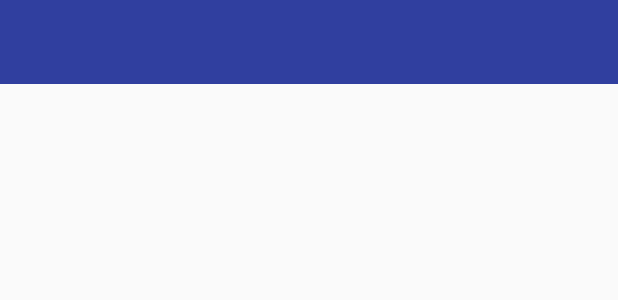
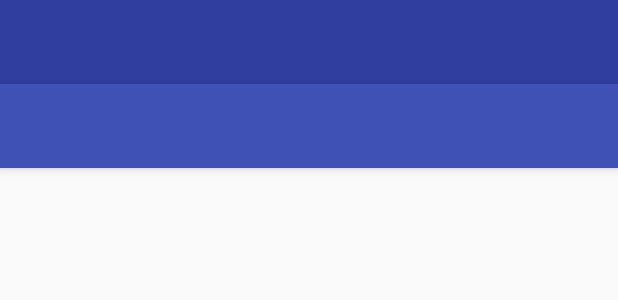
Before and after one commit to koitim/Matricula, an Android app: the layout activity_main.xml on its own in the app's theme, with its tools: preview values and no code run, on a phone screen of 412 x 824 dp. Shown: the top 300 px of the screen. Run offline under Robolectric (Android 15) with nearby library versions, the phone set to English and light mode, and no system bars.

Commit message:
Pronto 2016/12/12 16:35

```diff
--- a/app/src/main/java/br/unifor/matricula/matricula/Principal.java
+++ b/app/src/main/java/br/unifor/matricula/matricula/Principal.java
@@ -8,6 +8,7 @@ import android.support.design.widget.NavigationView;
 import android.support.v4.view.GravityCompat;
 import android.support.v4.widget.DrawerLayout;
 import android.support.v7.app.AlertDialog;
+import android.support.v7.widget.Toolbar;
 import android.view.MenuItem;
 import android.widget.TextView;
 
@@ -40,6 +41,9 @@ public class Principal extends BaseActivity
   protected void onCreate(Bundle savedInstanceState) {
     super.onCreate(savedInstanceState);
     setContentView(R.layout.activity_main);
+
+    Toolbar toolbar = (Toolbar) findViewById(R.id.toolbar);
+    toolbar.setTitle(getString(R.string.app_name));
 
     NavigationView navigationView = (NavigationView) findViewById(R.id.nav_view);
     navigationView.setNavigationItemSelectedListener(this);
--- a/app/src/main/res/layout/app_bar_main.xml
+++ b/app/src/main/res/layout/app_bar_main.xml
@@ -7,6 +7,20 @@
                                                  android:fitsSystemWindows="true"
                                                  tools:context="br.unifor.matricula.matricula.Principal">
 
+    <android.support.design.widget.AppBarLayout
+        android:layout_width="match_parent"
+        android:layout_height="wrap_content"
+        android:theme="@style/AppTheme.AppBarOverlay">
+
+        <android.support.v7.widget.Toolbar
+            android:id="@+id/toolbar"
+            android:layout_width="match_parent"
+            android:layout_height="?attr/actionBarSize"
+            android:background="?attr/colorPrimary"
+            app:popupTheme="@style/AppTheme.PopupOverlay"/>
+
+    </android.support.design.widget.AppBarLayout>
+
     <include layout="@layout/matricula_content_main" />
 
 </android.support.design.widget.CoordinatorLayout>
--- a/app/src/main/res/menu/activity_main_drawer.xml
+++ b/app/src/main/res/menu/activity_main_drawer.xml
@@ -4,19 +4,15 @@
     <group android:checkableBehavior="single">
         <item
             android:id="@+id/nav_home"
-            android:icon="@drawable/ic_menu_camera"
             android:title="@string/home" />
         <item
             android:id="@+id/nav_lista_disciplinas"
-            android:icon="@drawable/ic_menu_gallery"
             android:title="@string/lista_disciplinas" />
         <item
             android:id="@+id/nav_minha_matricula"
-            android:icon="@drawable/ic_menu_slideshow"
             android:title="@string/minha_matricula" />
         <item
             android:id="@+id/nav_logout"
-            android:icon="@drawable/ic_menu_manage"
             android:title="@string/logout" />
     </group>
 
```
Also changed, not shown: app/src/main/res/layout/nav_header_main.xml (+4 -3 lines). Lines whose indentation alone changed are shown as unchanged.
